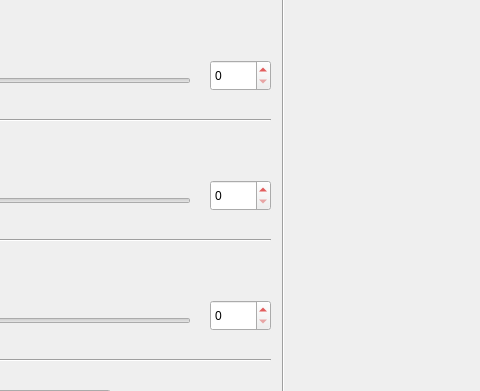
Above: pArm/GUI/InProgressGUI.ui from pArm-TFG/pArm-S1 before the change; both pictures show x 220 to 700 and y 119 to 510 of the 1000 by 600 pixel window. Below: the same form after it.
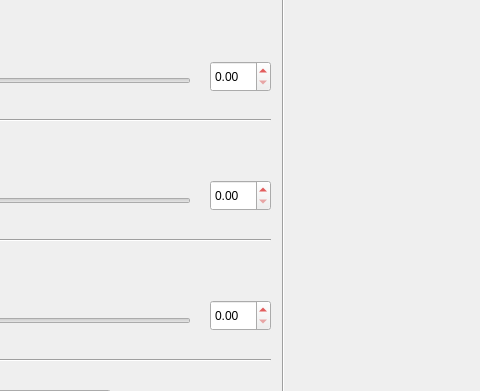
That is the form after the change.

Commit message: Coordinate Change menu & Decimal Precision SpinBoxes added

```diff
--- a/pArm/GUI/InProgressGUI.ui
+++ b/pArm/GUI/InProgressGUI.ui
@@ -298,36 +298,6 @@
      <enum>Qt::Horizontal</enum>
     </property>
    </widget>
-   <widget class="QSpinBox" name="spinBox1">
-    <property name="geometry">
-     <rect>
-      <x>430</x>
-      <y>160</y>
-      <width>61</width>
-      <height>31</height>
-     </rect>
-    </property>
-   </widget>
-   <widget class="QSpinBox" name="spinBox2">
-    <property name="geometry">
-     <rect>
-      <x>430</x>
-      <y>280</y>
-      <width>61</width>
-      <height>31</height>
-     </rect>
-    </property>
-   </widget>
-   <widget class="QSpinBox" name="spinBox3">
-    <property name="geometry">
-     <rect>
-      <x>430</x>
-      <y>400</y>
-      <width>61</width>
-      <height>31</height>
-     </rect>
-    </property>
-   </widget>
    <widget class="QComboBox" name="comboBoxCoordinates">
     <property name="geometry">
      <rect>
@@ -467,6 +437,36 @@
      <number>24</number>
     </property>
    </widget>
+   <widget class="QDoubleSpinBox" name="doubleSpinBox1">
+    <property name="geometry">
+     <rect>
+      <x>430</x>
+      <y>161</y>
+      <width>61</width>
+      <height>31</height>
+     </rect>
+    </property>
+   </widget>
+   <widget class="QDoubleSpinBox" name="doubleSpinBox2">
+    <property name="geometry">
+     <rect>
+      <x>430</x>
+      <y>280</y>
+      <width>61</width>
+      <height>31</height>
+     </rect>
+    </property>
+   </widget>
+   <widget class="QDoubleSpinBox" name="doubleSpinBox3">
+    <property name="geometry">
+     <rect>
+      <x>430</x>
+      <y>400</y>
+      <width>61</width>
+      <height>31</height>
+     </rect>
+    </property>
+   </widget>
   </widget>
   <widget class="QMenuBar" name="menubar">
    <property name="geometry">
```
The commit also changes 2 other files.
